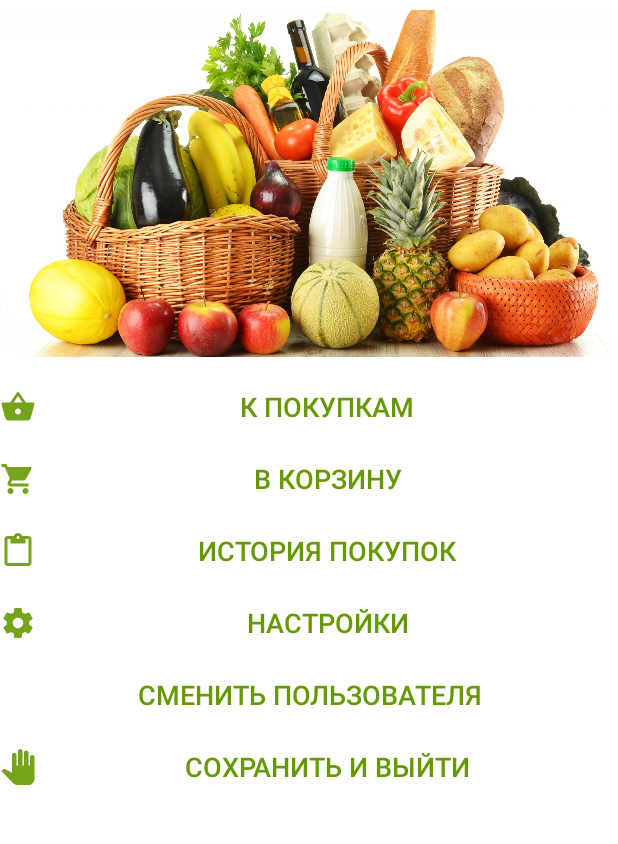
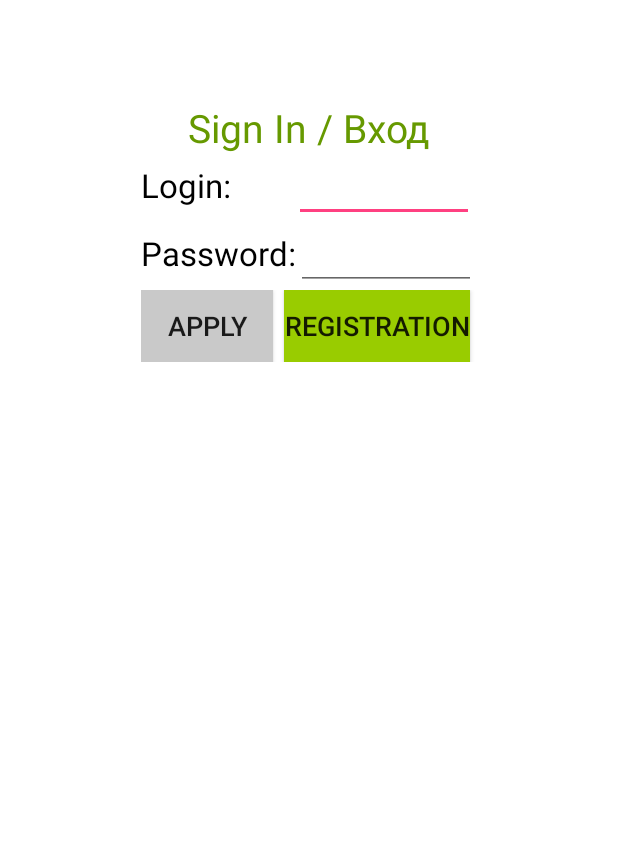
Before and after one commit to antonihnatovich/SmartCityUniversalMarket, an Android app: the screen it shows after launch (MainActivity before the commit, LoginActivity after it), on a phone screen of 412 x 824 dp, the part 67-911 px from its top. Run offline under Robolectric (Android 15) with nearby library versions, the phone set to English and light mode, and no system bars.

Commit message:
Login Activity ready, onClickListeners not added.

```diff
--- a/SmartCityUniversalMarket/app/src/main/AndroidManifest.xml
+++ b/SmartCityUniversalMarket/app/src/main/AndroidManifest.xml
@@ -9,6 +9,9 @@
         android:supportsRtl="true"
         android:theme="@style/AppTheme">
         <activity android:name=".MainActivity">
+
+        </activity>
+        <activity android:name=".LoginActivity">
             <intent-filter>
                 <action android:name="android.intent.action.MAIN" />
 
--- /dev/null
+++ b/SmartCityUniversalMarket/app/src/main/java/com/l/smartcityuniversalmarket/LoginActivity.java
@@ -0,0 +1,13 @@
+package com.l.smartcityuniversalmarket;
+
+import android.support.v7.app.AppCompatActivity;
+import android.os.Bundle;
+
+public class LoginActivity extends AppCompatActivity {
+
+    @Override
+    protected void onCreate(Bundle savedInstanceState) {
+        super.onCreate(savedInstanceState);
+        setContentView(R.layout.activity_login);
+    }
+}
--- /dev/null
+++ b/SmartCityUniversalMarket/app/src/main/res/layout/activity_login.xml
@@ -0,0 +1,107 @@
+<?xml version="1.0" encoding="utf-8"?>
+<LinearLayout xmlns:android="http://schemas.android.com/apk/res/android"
+    xmlns:tools="http://schemas.android.com/tools"
+    android:id="@+id/activity_login"
+    android:layout_width="match_parent"
+    android:layout_height="match_parent"
+    android:background="@color/buttonBackgroundMain"
+    android:orientation="vertical"
+    tools:context="com.l.smartcityuniversalmarket.LoginActivity">
+
+    <TextView
+        android:id="@+id/name_of_program_login"
+        style="@style/programNameTextView" />
+
+    <LinearLayout
+        android:layout_width="match_parent"
+        android:layout_height="200dp"
+        android:layout_gravity="center_horizontal|center_vertical"
+        android:layout_marginTop="70dp"
+        android:background="#FFFFFF"
+        android:orientation="vertical">
+
+        <TextView
+            android:layout_width="match_parent"
+            android:layout_height="wrap_content"
+            android:gravity="center_horizontal"
+            android:text="@string/sign_in_string"
+            android:textColor="@android:color/holo_green_dark"
+            android:textSize="26dp" />
+        <LinearLayout
+            android:layout_width="wrap_content"
+            android:layout_height="wrap_content"
+            android:orientation="vertical"
+            android:layout_gravity="center_horizontal|center_vertical">
+
+        <LinearLayout
+            android:layout_width="match_parent"
+            android:layout_height="wrap_content"
+            android:background="#FFFFFF"
+            android:orientation="horizontal">
+
+            <TextView
+                android:layout_width="wrap_content"
+                android:layout_height="wrap_content"
+                android:text="@string/la_login_string"
+                android:textColor="#FF000000"
+                android:textSize="22sp" />
+
+            <EditText
+                android:layout_marginStart="42dp"
+                android:id="@+id/edit_text_login"
+                android:layout_width="120dp"
+                android:layout_height="wrap_content" />
+        </LinearLayout>
+
+        <LinearLayout
+            android:layout_width="match_parent"
+            android:layout_height="wrap_content"
+            android:background="#FFFFFF"
+            android:orientation="horizontal">
+
+            <TextView
+                android:layout_width="wrap_content"
+                android:layout_height="wrap_content"
+                android:text="@string/la_password_string"
+                android:textColor="#FF000000"
+                android:textSize="22sp" />
+
+            <EditText
+                android:id="@+id/edit_text_password"
+                android:layout_width="120dp"
+                android:layout_height="wrap_content" />
+        </LinearLayout>
+
+        <LinearLayout
+            android:layout_width="match_parent"
+            android:layout_height="wrap_content"
+            android:orientation="horizontal"
+            android:background="#FFFFFF">
+            <Button
+                android:id="@+id/la_apply_button"
+                android:layout_width="wrap_content"
+                android:layout_height="wrap_content"
+                android:text="@string/la_apply_button_string"
+                android:layout_gravity="start"
+                android:textSize="18dp"
+                android:background="#FFc9c9c9"
+                />
+            <Button
+                android:layout_marginStart="7dp"
+                android:id="@+id/la_register_button"
+                android:layout_width="wrap_content"
+                android:layout_height="wrap_content"
+                android:text="@string/la_reg_button_string"
+                android:layout_gravity="end"
+                android:textSize="18dp"
+                android:background="@android:color/holo_green_light"/>
+
+        </LinearLayout>
+
+        </LinearLayout>
+
+
+    </LinearLayout>
+
+
+</LinearLayout>
--- a/SmartCityUniversalMarket/app/src/main/res/layout/activity_main.xml
+++ b/SmartCityUniversalMarket/app/src/main/res/layout/activity_main.xml
@@ -17,14 +17,7 @@
 
             <TextView
                 android:id="@+id/name_of_program_main"
-                android:layout_width="match_parent"
-                android:layout_height="32dp"
-                android:layout_marginTop="10dp"
-                android:gravity="center_horizontal|center_vertical"
-                android:text="@string/program_name"
-                android:textColor="@android:color/holo_green_dark"
-                android:textSize="30sp"
-                android:textStyle="normal" />
+                style="@style/programNameTextView" />
 
             <ImageView
                 android:id="@+id/imageview_main"
@@ -44,38 +37,38 @@
                 <Button
                     android:id="@+id/am_button1"
                     style="@style/mainActivityButtonStyle"
-                    android:text="@string/am_button1_string"
-                    android:drawableStart="@drawable/pokupki"/>
+                    android:drawableStart="@drawable/pokupki"
+                    android:text="@string/am_button1_string" />
 
                 <Button
                     android:id="@+id/am_button2"
                     style="@style/mainActivityButtonStyle"
-                    android:text="@string/am_button2_string"
-                    android:drawableStart="@drawable/korzina"/>
+                    android:drawableStart="@drawable/korzina"
+                    android:text="@string/am_button2_string" />
 
                 <Button
                     android:id="@+id/am_button3"
                     style="@style/mainActivityButtonStyle"
-                    android:text="@string/am_button3_string"
-                    android:drawableStart="@drawable/last_ordered"/>
+                    android:drawableStart="@drawable/last_ordered"
+                    android:text="@string/am_button3_string" />
 
                 <Button
                     android:id="@+id/am_button4"
                     style="@style/mainActivityButtonStyle"
-                    android:text="@string/am_button4_string"
-                    android:drawableStart="@drawable/settings"/>
+                    android:drawableStart="@drawable/settings"
+                    android:text="@string/am_button4_string" />
 
                 <Button
+                    android:id="@+id/am_button5"
                     style="@style/mainActivityButtonStyle"
-                    android:id="@+id/am_button5"
-                    android:text="@string/am_button5_string"
-                    android:drawable="@drawable/change_user"/>
+                    android:drawable="@drawable/change_user"
+                    android:text="@string/am_button5_string" />
 
                 <Button
                     android:id="@+id/am_button6"
                     style="@style/mainActivityButtonStyle"
-                    android:text="@string/am_button6_string"
-                    android:drawableStart="@drawable/quit"/>
+                    android:drawableStart="@drawable/quit"
+                    android:text="@string/am_button6_string" />
             </LinearLayout>
 
         </RelativeLayout>
--- a/SmartCityUniversalMarket/app/src/main/res/values/strings.xml
+++ b/SmartCityUniversalMarket/app/src/main/res/values/strings.xml
@@ -8,4 +8,9 @@
     <string name="am_button4_string">Настройки</string>
     <string name="am_button5_string">Сменить пользователя</string>
     <string name="am_button6_string">Сохранить и Выйти</string>
+    <string name="sign_in_string">Sign In / Вход</string>
+    <string name="la_login_string">Login:</string>
+    <string name="la_password_string">Password:</string>
+    <string name="la_apply_button_string">Apply</string>
+    <string name="la_reg_button_string">Registration</string>
 </resources>
--- a/SmartCityUniversalMarket/app/src/main/res/values/styles.xml
+++ b/SmartCityUniversalMarket/app/src/main/res/values/styles.xml
@@ -15,4 +15,15 @@
         <item name="android:layout_gravity">center_horizontal|left</item>
     </style>
 
+    <style name="programNameTextView">
+        <item name="android:layout_width">match_parent</item>
+        <item name="android:layout_height">32dp</item>
+        <item name="android:textSize">30sp</item>
+        <item name="android:textColor">@android:color/holo_green_dark</item>
+        <item name="android:text">@string/program_name</item>
+        <item name="android:textStyle">normal</item>
+        <item name="android:gravity">center_vertical|center_horizontal</item>
+        <item name="android:layout_marginTop">10dp</item>
+    </style>
+
 </resources>
```
